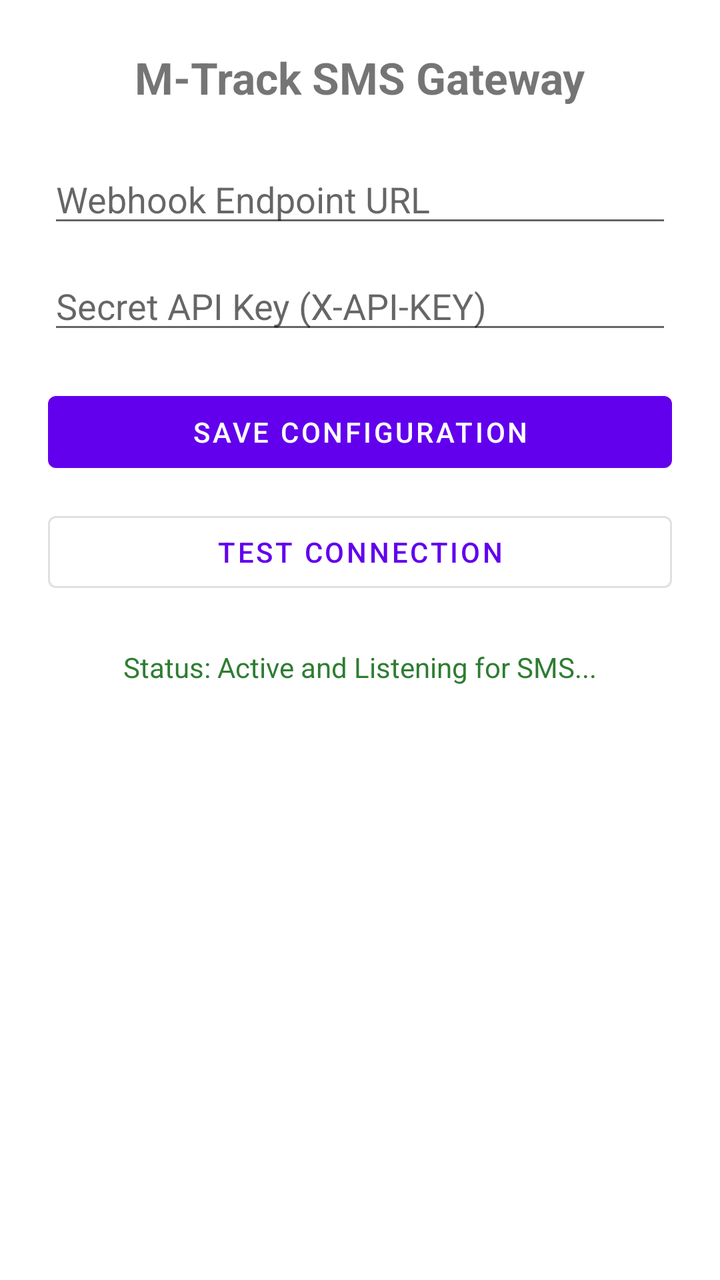
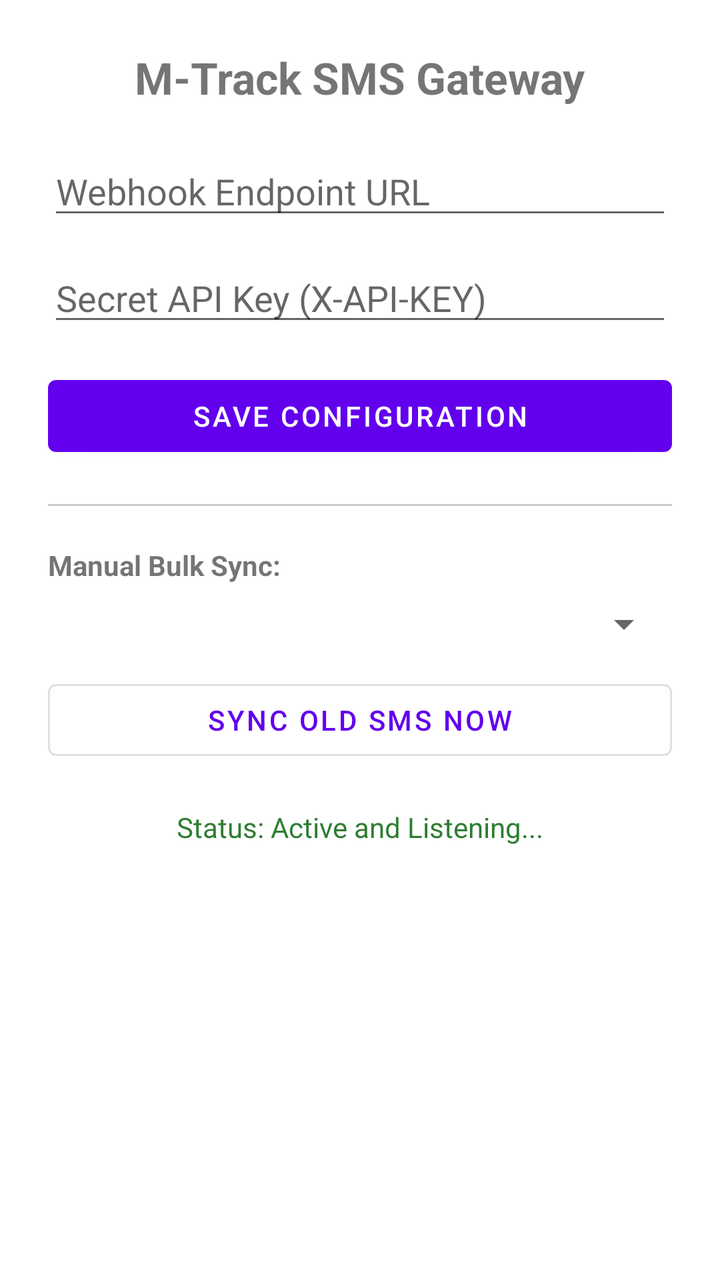

Screens rendered from an Android XML layout before and after an edit, with the pre-edit source and the edit as a unified diff.
<!-- AndroidManifest.xml: application theme Theme.MaterialComponents.DayNight.NoActionBar -->
<!-- res/layout/activity_main.xml -->
<?xml version="1.0" encoding="utf-8"?>

<LinearLayout xmlns:android="http://schemas.android.com/apk/res/android"
    android:layout_width="match_parent"
    android:layout_height="match_parent"
    android:orientation="vertical"
    android:padding="24dp"
    android:gravity="center_horizontal">

    <TextView
        android:layout_width="wrap_content"
        android:layout_height="wrap_content"
        android:text="M-Track SMS Gateway"
        android:textSize="22sp"
        android:textStyle="bold"
        android:layout_marginBottom="24dp" />

    <EditText
        android:id="@+id/etWebhookUrl"
        android:layout_width="match_parent"
        android:layout_height="wrap_content"
        android:hint="Webhook Endpoint URL"
        android:inputType="textUri"
        android:layout_marginBottom="12dp" />

    <EditText
        android:id="@+id/etApiKey"
        android:layout_width="match_parent"
        android:layout_height="wrap_content"
        android:hint="Secret API Key (X-API-KEY)"
        android:inputType="text"
        android:layout_marginBottom="20dp" />

    <Button
        android:id="@+id/btnSave"
        android:layout_width="match_parent"
        android:layout_height="wrap_content"
        android:text="Save Configuration"
        android:layout_marginBottom="12dp" />

    <Button
        android:id="@+id/btnSyncNow"
        android:layout_width="match_parent"
        android:layout_height="wrap_content"
        android:text="Test Connection"
        style="?attr/materialButtonOutlinedStyle"
        android:layout_marginBottom="24dp" />

    <TextView
        android:id="@+id/tvStatus"
        android:layout_width="wrap_content"
        android:layout_height="wrap_content"
        android:text="Status: Active and Listening for SMS..."
        android:textColor="#2E7D32"
        android:textSize="14sp" />

</LinearLayout>
<!-- resources referenced by this layout -->
<resources>

</resources>

<!-- the commit's change to res/layout/activity_main.xml (unified diff, before → after) -->
@@ -13,7 +13,7 @@
         android:text="M-Track SMS Gateway"
         android:textSize="22sp"
         android:textStyle="bold"
-        android:layout_marginBottom="24dp" />
+        android:layout_marginBottom="20dp" />
 
     <EditText
         android:id="@+id/etWebhookUrl"
@@ -29,28 +29,47 @@
         android:layout_height="wrap_content"
         android:hint="Secret API Key (X-API-KEY)"
         android:inputType="text"
-        android:layout_marginBottom="20dp" />
+        android:layout_marginBottom="16dp" />
 
     <Button
         android:id="@+id/btnSave"
         android:layout_width="match_parent"
         android:layout_height="wrap_content"
         android:text="Save Configuration"
-        android:layout_marginBottom="12dp" />
+        android:layout_marginBottom="20dp" />
+
+    <View
+        android:layout_width="match_parent"
+        android:layout_height="1dp"
+        android:background="#CCCCCC"
+        android:layout_marginBottom="20dp"/>
+
+    <TextView
+        android:layout_width="match_parent"
+        android:layout_height="wrap_content"
+        android:text="Manual Bulk Sync:"
+        android:textStyle="bold"
+        android:layout_marginBottom="8dp"/>
+
+    <Spinner
+        android:id="@+id/spSyncDays"
+        android:layout_width="match_parent"
+        android:layout_height="wrap_content"
+        android:layout_marginBottom="12dp"/>
 
     <Button
         android:id="@+id/btnSyncNow"
         android:layout_width="match_parent"
         android:layout_height="wrap_content"
-        android:text="Test Connection"
+        android:text="Sync Old SMS Now"
         style="?attr/materialButtonOutlinedStyle"
-        android:layout_marginBottom="24dp" />
+        android:layout_marginBottom="20dp" />
 
     <TextView
         android:id="@+id/tvStatus"
         android:layout_width="wrap_content"
         android:layout_height="wrap_content"
-        android:text="Status: Active and Listening for SMS..."
+        android:text="Status: Active and Listening..."
         android:textColor="#2E7D32"
         android:textSize="14sp" />
 
